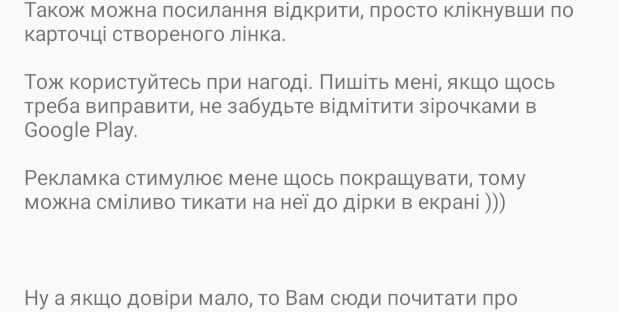
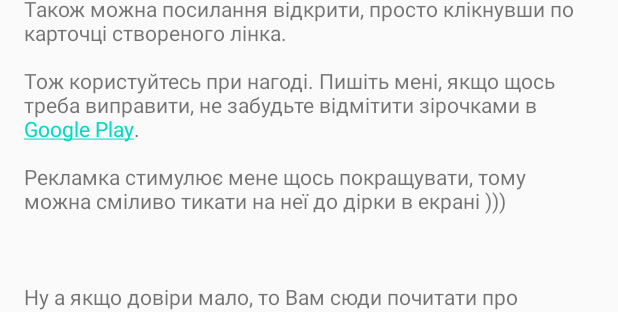
Before and after one commit to akademiya/HDH-INTERNAL, an Android app: the layout view_info.xml on its own in the app's theme, with its tools: preview values and no code run, on a phone screen of 412 x 824 dp. Shown: the part 593-905 px from the top of the screen. Run offline under Robolectric (Android 15) with nearby library versions, the phone set to English and light mode, and no system bars.

Commit message:
First realize. Add link on google play app

```diff
--- a/app/build.gradle.kts
+++ b/app/build.gradle.kts
@@ -12,15 +12,15 @@ android {
         applicationId = "com.vadym.hdhmeeting"
         minSdk = 26
         targetSdk = 34
-        versionCode = 1
-        versionName = "1.0"
+        versionCode = 3
+        versionName = "1.04"
 
         testInstrumentationRunner = "androidx.test.runner.AndroidJUnitRunner"
     }
 
     buildTypes {
         release {
-            isMinifyEnabled = false
+            isMinifyEnabled = true
             proguardFiles(
                 getDefaultProguardFile("proguard-android-optimize.txt"),
                 "proguard-rules.pro"
--- a/app/src/main/java/com/vadym/hdhmeeting/InfoActivity.kt
+++ b/app/src/main/java/com/vadym/hdhmeeting/InfoActivity.kt
@@ -4,6 +4,7 @@ import android.content.Intent
 import android.content.SharedPreferences
 import android.net.Uri
 import android.os.Bundle
+import android.text.method.LinkMovementMethod
 import android.widget.Button
 import android.widget.TextView
 import androidx.appcompat.widget.SwitchCompat
@@ -28,6 +29,9 @@ class InfoActivity: BaseActivity() {
             startActivity(Intent(Intent.ACTION_VIEW, Uri.parse(resources.getString(R.string.site_link))))
         }
 
+        val googlePlay = findViewById<TextView>(R.id.text_info)
+        googlePlay.movementMethod = LinkMovementMethod.getInstance()
+
         notificationSwitch.isChecked = sharedPreferences.getBoolean("notificationSwitchState", false)
         soundMessageSwitch.isChecked = sharedPreferences.getBoolean("soundSwitchState", false)
 
--- a/app/src/main/res/layout/view_info.xml
+++ b/app/src/main/res/layout/view_info.xml
@@ -46,6 +46,7 @@
             android:layout_marginVertical="12dp" />
 
         <TextView
+            android:id="@+id/text_info"
             android:layout_width="match_parent"
             android:layout_height="wrap_content"
             android:text="@string/text_info" />
--- a/app/src/main/res/values/strings.xml
+++ b/app/src/main/res/values/strings.xml
@@ -6,7 +6,7 @@
         \n\nТож сподіваюсь, що додаток допоможе тримати руку на пульсі та доєднуватись вчасно.
         \n\nПлюшки в чому: створюючи лінк, додаток буде автоматично в даний день/дні у вказаний час відкривати посилання.
         \n\nТакож можна посилання відкрити, просто клікнувши по карточці створеного лінка.
-        \n\nТож користуйтесь при нагоді. Пишіть мені, якщо щось треба виправити, не забудьте відмітити зірочками в Google Play.
+        \n\nТож користуйтесь при нагоді. Пишіть мені, якщо щось треба виправити, не забудьте відмітити зірочками в <a href="https://play.google.com/store/apps/details?id=com.vadym.hdhmeeting">Google Play</a>.
         \n\nРекламка стимулює мене щось покращувати, тому можна сміливо тикати на неї до дірки в екрані )))
         \n\n\n\nНу а якщо довіри мало, то Вам сюди почитати про
     </string>
```
